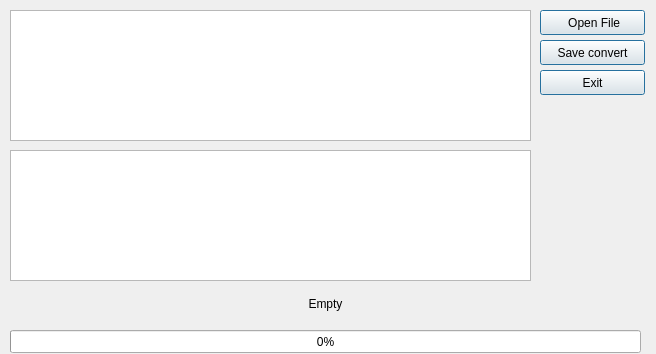
Qt form converter.ui (delvin-fil/Convert-fb2) before a commit.
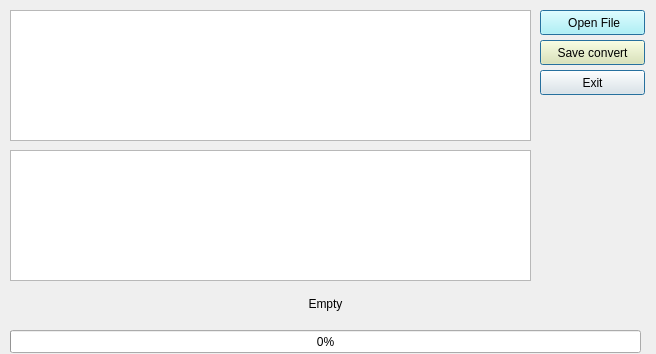
The same form after that commit.

```diff
--- a/converter.ui
+++ b/converter.ui
@@ -60,6 +60,43 @@
      <height>0</height>
     </size>
    </property>
+   <property name="palette">
+    <palette>
+     <active>
+      <colorrole role="Button">
+       <brush brushstyle="SolidPattern">
+        <color alpha="255">
+         <red>170</red>
+         <green>255</green>
+         <blue>255</blue>
+        </color>
+       </brush>
+      </colorrole>
+     </active>
+     <inactive>
+      <colorrole role="Button">
+       <brush brushstyle="SolidPattern">
+        <color alpha="255">
+         <red>170</red>
+         <green>255</green>
+         <blue>255</blue>
+        </color>
+       </brush>
+      </colorrole>
+     </inactive>
+     <disabled>
+      <colorrole role="Button">
+       <brush brushstyle="SolidPattern">
+        <color alpha="255">
+         <red>170</red>
+         <green>255</green>
+         <blue>255</blue>
+        </color>
+       </brush>
+      </colorrole>
+     </disabled>
+    </palette>
+   </property>
    <property name="text">
     <string> Open File</string>
    </property>
@@ -127,6 +164,43 @@
      <height>25</height>
     </rect>
    </property>
+   <property name="palette">
+    <palette>
+     <active>
+      <colorrole role="Button">
+       <brush brushstyle="SolidPattern">
+        <color alpha="255">
+         <red>239</red>
+         <green>237</green>
+         <blue>170</blue>
+        </color>
+       </brush>
+      </colorrole>
+     </active>
+     <inactive>
+      <colorrole role="Button">
+       <brush brushstyle="SolidPattern">
+        <color alpha="255">
+         <red>239</red>
+         <green>237</green>
+         <blue>170</blue>
+        </color>
+       </brush>
+      </colorrole>
+     </inactive>
+     <disabled>
+      <colorrole role="Button">
+       <brush brushstyle="SolidPattern">
+        <color alpha="255">
+         <red>239</red>
+         <green>237</green>
+         <blue>170</blue>
+        </color>
+       </brush>
+      </colorrole>
+     </disabled>
+    </palette>
+   </property>
    <property name="text">
     <string>Save convert</string>
    </property>
```
